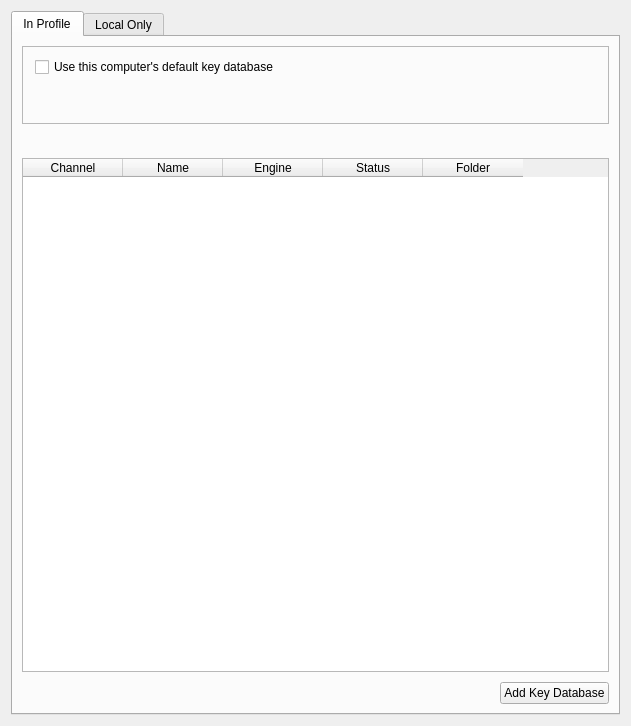
saturneric/GpgFrontend, file ui/KeyDatabasesSettings.ui: the form before one commit.
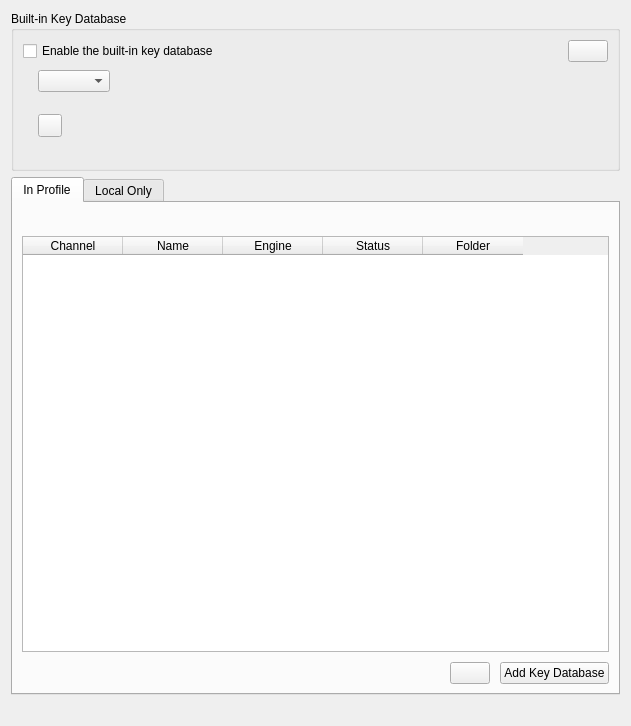
The form after the commit.

Commit message:
feat(settings): manage key database defaults
- add a model for database ordering, fallback, and default selection
- move built-in engine settings from General to Key Databases
- add default markers and Use as Default controls
- improve database actions, paths, accessibility, and smart card notices
- persist the selected default database and built-in engine together

Patch:
```diff
--- a/ui/KeyDatabasesSettings.ui
+++ b/ui/KeyDatabasesSettings.ui
@@ -14,6 +14,96 @@
    <string>Form</string>
   </property>
   <layout class="QVBoxLayout" name="verticalLayout">
+   <item>
+    <widget class="QGroupBox" name="builtInKeyDatabaseBox">
+     <property name="title">
+      <string>Built-in Key Database</string>
+     </property>
+     <layout class="QVBoxLayout" name="builtInKeyDatabaseLayout">
+      <property name="spacing">
+       <number>8</number>
+      </property>
+      <item>
+       <layout class="QHBoxLayout" name="builtInHeaderLayout">
+        <property name="spacing">
+         <number>8</number>
+        </property>
+        <item>
+         <widget class="QCheckBox" name="defaultKeyDatabaseCheckBox">
+          <property name="text">
+           <string>Enable the built-in key database</string>
+          </property>
+         </widget>
+        </item>
+        <item>
+         <spacer name="builtInHeaderSpacer">
+          <property name="orientation">
+           <enum>Qt::Orientation::Horizontal</enum>
+          </property>
+          <property name="sizeHint" stdset="0">
+           <size>
+            <width>0</width>
+            <height>0</height>
+           </size>
+          </property>
+         </spacer>
+        </item>
+        <item>
+         <widget class="QLabel" name="builtInDefaultMarkerLabel"><property name="text"><string/></property></widget>
+        </item>
+        <item>
+         <widget class="QPushButton" name="builtInUseAsDefaultButton"/>
+        </item>
+       </layout>
+      </item>
+      <item>
+       <layout class="QFormLayout" name="builtInFormLayout">
+        <property name="fieldGrowthPolicy">
+         <enum>QFormLayout::FieldGrowthPolicy::AllNonFixedFieldsGrow</enum>
+        </property>
+        <property name="rowWrapPolicy">
+         <enum>QFormLayout::RowWrapPolicy::WrapLongRows</enum>
+        </property>
+        <property name="verticalSpacing">
+         <number>4</number>
+        </property>
+        <item row="0" column="0">
+         <widget class="QLabel" name="builtInEngineLabel"><property name="text"><string/></property></widget>
+        </item>
+        <item row="0" column="1">
+         <widget class="QComboBox" name="builtInEngineComboBox">
+          <property name="sizePolicy">
+           <sizepolicy hsizetype="Maximum" vsizetype="Fixed">
+            <horstretch>0</horstretch>
+            <verstretch>0</verstretch>
+           </sizepolicy>
+          </property>
+         </widget>
+        </item>
+        <item row="1" column="1">
+         <widget class="QLabel" name="builtInDescriptionLabel"><property name="text"><string/></property><property name="wordWrap"><bool>true</bool></property></widget>
+        </item>
+        <item row="2" column="0">
+         <widget class="QLabel" name="builtInLocationLabel"><property name="text"><string/></property></widget>
+        </item>
+        <item row="2" column="1">
+         <layout class="QHBoxLayout" name="builtInLocationLayout">
+          <property name="spacing">
+           <number>6</number>
+          </property>
+          <item>
+           <widget class="QToolButton" name="builtInCopyPathButton"/>
+          </item>
+         </layout>
+        </item>
+       </layout>
+      </item>
+      <item>
+       <widget class="QLabel" name="defaultKeyDatabaseHintLabel"><property name="text"><string/></property><property name="wordWrap"><bool>true</bool></property></widget>
+      </item>
+     </layout>
+    </widget>
+   </item>
    <item>
     <widget class="QTabWidget" name="keyDatabaseTabs">
      <property name="currentIndex">
@@ -27,60 +117,6 @@
        <property name="spacing">
         <number>10</number>
        </property>
-       <item>
-        <widget class="QFrame" name="defaultKeyDatabaseFrame">
-         <property name="frameShape">
-          <enum>QFrame::Shape::StyledPanel</enum>
-         </property>
-         <property name="frameShadow">
-          <enum>QFrame::Shadow::Plain</enum>
-         </property>
-         <layout class="QVBoxLayout" name="defaultKeyDatabaseLayout">
-          <property name="spacing">
-           <number>4</number>
-          </property>
-          <property name="leftMargin">
-           <number>12</number>
-          </property>
-          <property name="topMargin">
-           <number>10</number>
-          </property>
-          <property name="rightMargin">
-           <number>12</number>
-          </property>
-          <property name="bottomMargin">
-           <number>10</number>
-          </property>
-          <item>
-           <widget class="QCheckBox" name="defaultKeyDatabaseCheckBox">
-            <property name="text">
-             <string>Use this computer's default key database</string>
-            </property>
-           </widget>
-          </item>
-          <item>
-           <widget class="QLabel" name="defaultKeyDatabasePathLabel">
-            <property name="text">
-             <string/>
-            </property>
-            <property name="textInteractionFlags">
-             <set>Qt::TextInteractionFlag::TextSelectableByMouse</set>
-            </property>
-           </widget>
-          </item>
-          <item>
-           <widget class="QLabel" name="defaultKeyDatabaseHintLabel">
-            <property name="text">
-             <string/>
-            </property>
-            <property name="wordWrap">
-             <bool>true</bool>
-            </property>
-           </widget>
-          </item>
-         </layout>
-        </widget>
-       </item>
        <item>
         <widget class="QLabel" name="profileHintLabel">
          <property name="text">
@@ -156,6 +192,9 @@
            </property>
           </spacer>
          </item>
+         <item>
+          <widget class="QPushButton" name="profileUseAsDefaultButton"/>
+         </item>
          <item>
           <widget class="QPushButton" name="addNewKeyDatabaseButton">
            <property name="text">
@@ -263,6 +302,9 @@
      </widget>
     </widget>
    </item>
+   <item>
+    <widget class="QLabel" name="smartCardNoticeLabel"><property name="text"><string/></property><property name="wordWrap"><bool>true</bool></property></widget>
+   </item>
   </layout>
   <action name="actionRemove_Selected_Key_Database">
    <property name="text">
```
Left out of the diff: 3 changed lines with no effect on the pictures. The commit also changes 6 other files.
